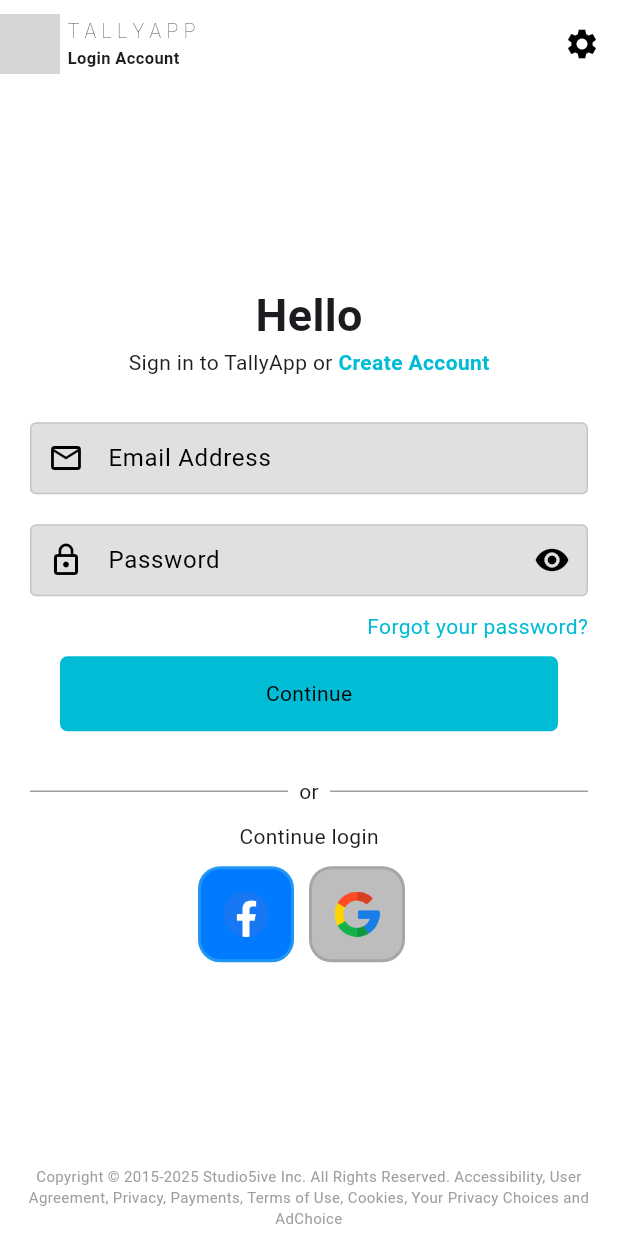
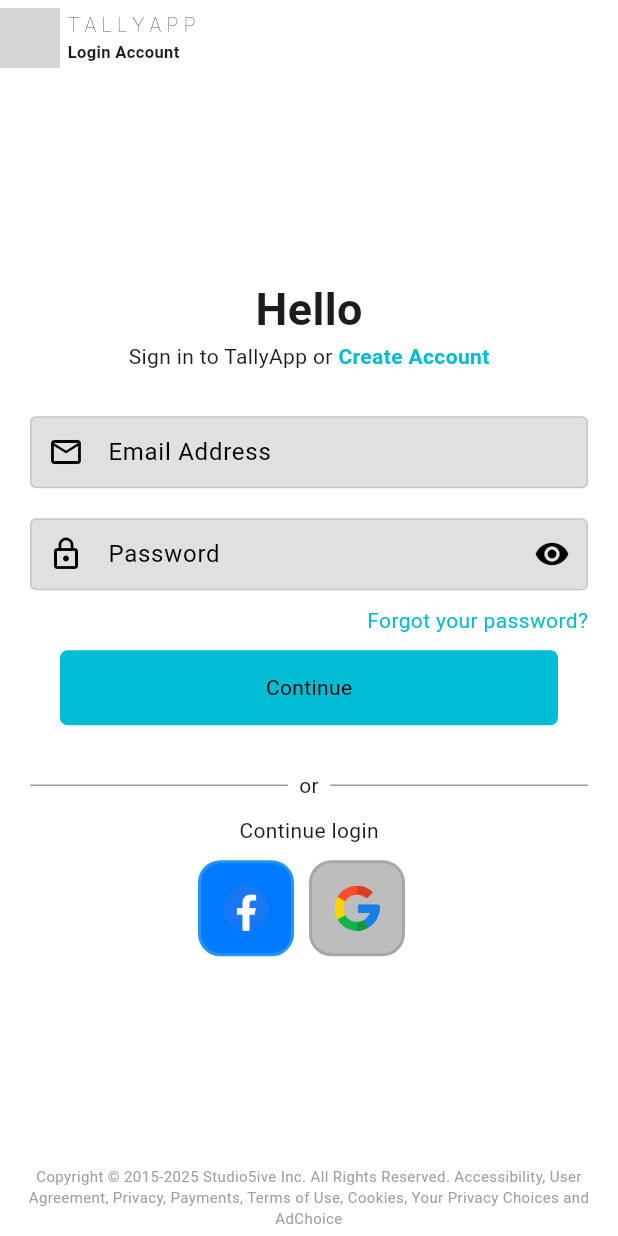
Before and after one commit to Lamintan5/TallyApp, a Flutter app: the Login screen opened directly, on a phone screen of 412 x 824 dp. Run offline on Flutter 3.47's test engine with Material 3 defaults, Android fonts, the phone set to English and light mode, and no system bars; our stand-ins replace animated_toggle_switch, audioplayers, badges, cached_network_image, camera, carousel_slider and 25 more; missing offline and left inert: encrypt, mobile_scanner, onesignal_flutter, qr_scanner_overlay; accounts and stored records are empty; grey boxes are pictures that could not be loaded.

Commit message:
address removed

```diff
--- a/lib/auth/login.dart
+++ b/lib/auth/login.dart
@@ -175,10 +175,10 @@ class _LoginState extends State<Login> {
               child: Column(
                 children: [
                   Row(
-                    mainAxisAlignment: MainAxisAlignment.spaceBetween,
+                    mainAxisAlignment: MainAxisAlignment.start,
                     children: [
                       RowLogo(text: 'Login Account',),
-                      IconButton(onPressed: (){dialogIpAddress(context);}, icon: Icon(Icons.settings)),
+                      // IconButton(onPressed: (){dialogIpAddress(context);}, icon: Icon(Icons.settings)),
                     ],
                   ),
                   Expanded(
--- a/lib/auth/signup.dart
+++ b/lib/auth/signup.dart
@@ -100,10 +100,10 @@ class _SignUpState extends State<SignUp> {
                 child: Column(
                   children: [
                     Row(
-                      mainAxisAlignment: MainAxisAlignment.spaceBetween,
+                      mainAxisAlignment: MainAxisAlignment.start,
                       children: [
                         RowLogo(text: 'Login Account',),
-                        IconButton(onPressed: (){dialogIpAddress(context);}, icon: Icon(Icons.settings)),
+                        // IconButton(onPressed: (){dialogIpAddress(context);}, icon: Icon(Icons.settings)),
                       ],
                     ),
                     SizedBox(height: 30,),
```
